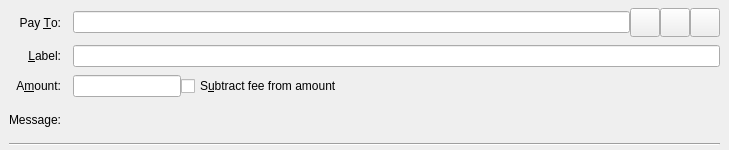
Before: the Qt Designer form src/qt/forms/sendcoinsentry.ui in qtumproject/qtum, drawn with Qt 5.
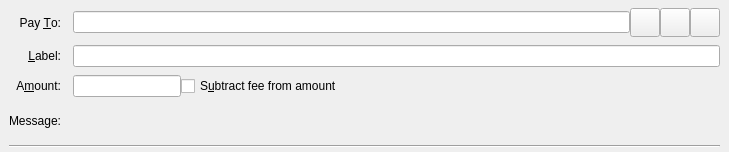
After: the same form once the commit is applied. Icons and pictures are not drawn. Custom widgets are drawn as their Qt base class.

The edit to the form file:
```diff
--- a/src/qt/forms/sendcoinsentry.ui
+++ b/src/qt/forms/sendcoinsentry.ui
@@ -7,7 +7,7 @@
     <x>0</x>
     <y>0</y>
     <width>729</width>
-    <height>150</height>
+    <height>152</height>
    </rect>
   </property>
   <property name="focusPolicy">
@@ -199,7 +199,7 @@
       </property>
      </widget>
     </item>
-    <item row="4" column="0" colspan="2">
+    <item row="5" column="0" colspan="2">
      <widget class="Line" name="line">
       <property name="orientation">
        <enum>Qt::Horizontal</enum>
```
Left out of the diff: 121 changed lines with no effect on the pictures.
